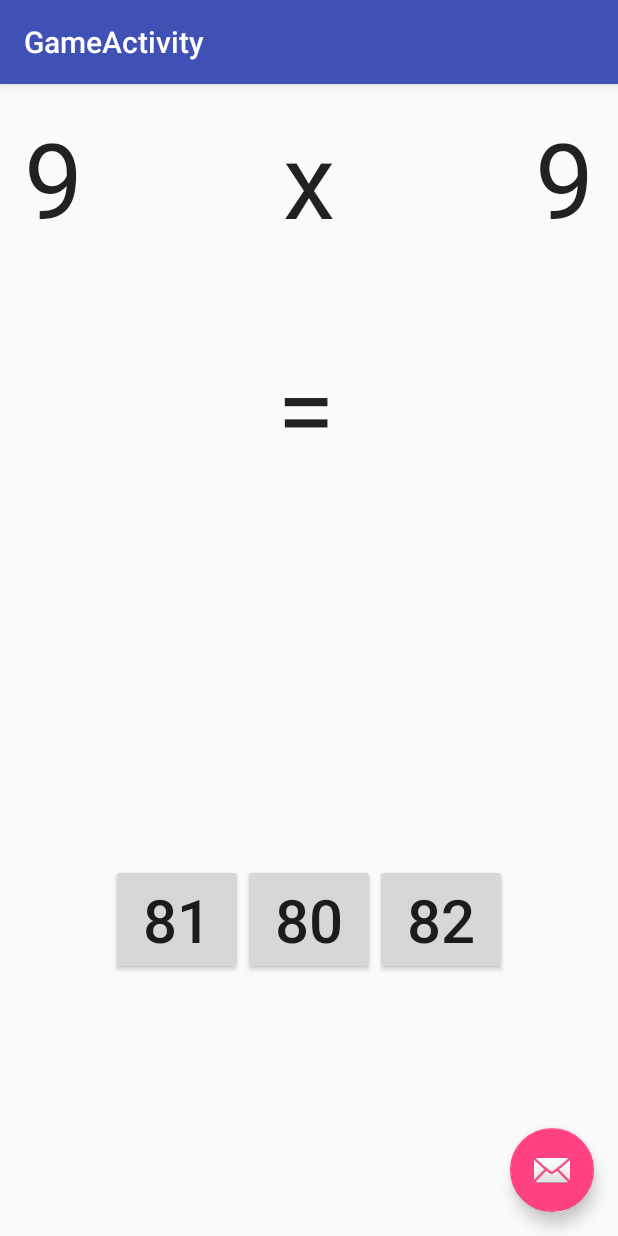
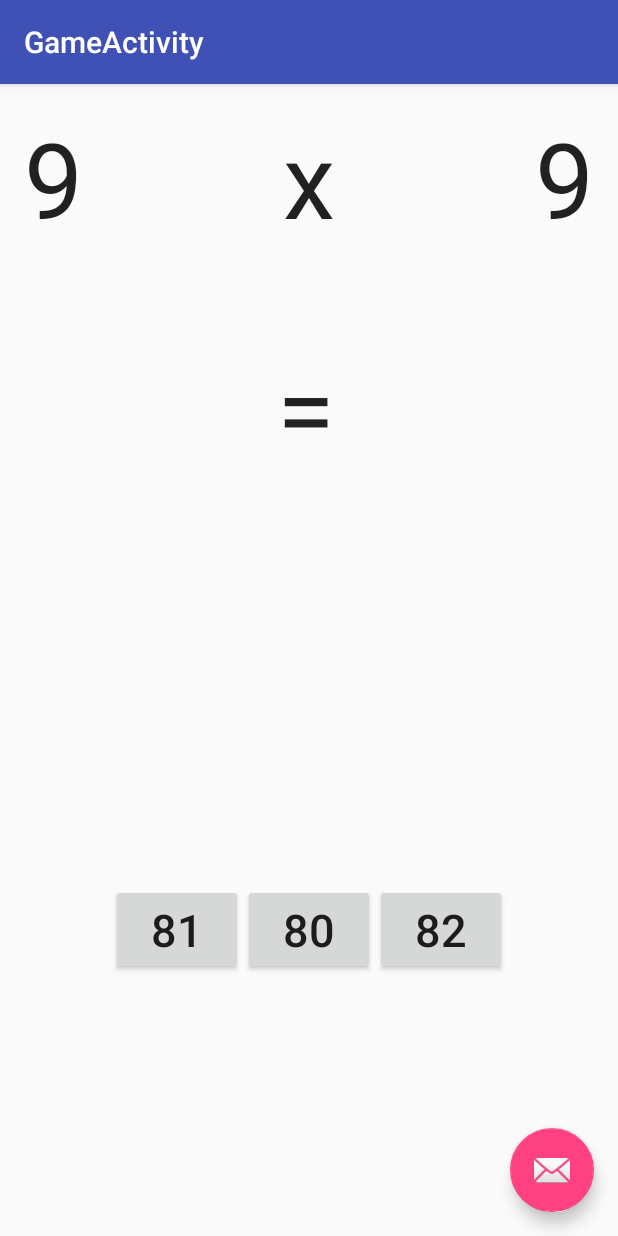
Before and after one commit to CalebKing3/MathGame, an Android app: the GameActivity screen opened directly, with no data from a screen before it, on a phone screen of 412 x 824 dp. Run offline under Robolectric (Android 15) with nearby library versions, the phone set to English and light mode, and no system bars.

```diff
--- a/app/src/main/java/calebking/me/mathgamechapter2/GameActivity.java
+++ b/app/src/main/java/calebking/me/mathgamechapter2/GameActivity.java
@@ -8,8 +8,14 @@ import android.support.v7.widget.Toolbar;
 import android.view.View;
 import android.widget.Button;
 import android.widget.TextView;
+import android.widget.Toast;
 
-public class GameActivity extends AppCompatActivity {
+public class GameActivity extends AppCompatActivity implements View.OnClickListener {
+
+    int correctAnswer;
+    Button buttonObjectChoice1;
+    Button buttonObjectChoice2;
+    Button buttonObjectChoice3;
 
     @Override
     protected void onCreate(Bundle savedInstanceState) {
@@ -18,16 +24,16 @@ public class GameActivity extends AppCompatActivity {
 
         int partA = 9;
         int partB = 9;
-        int correctAnswer = partA * partB;
+        correctAnswer = partA * partB;
         int wrongAnswer1 = correctAnswer - 1;
         int wrongAnswer2 = correctAnswer + 1;
 
-        TextView textObjectPartA = (TextView)findViewById(R.id.textPartA);
-        TextView textObjectPartB = (TextView)findViewById(R.id.textPartB);
+        TextView textObjectPartA = (TextView) findViewById(R.id.textPartA);
+        TextView textObjectPartB = (TextView) findViewById(R.id.textPartB);
 
-        Button buttonObjectChoice1 = (Button)findViewById(R.id.buttonChoice1);
-        Button buttonObjectChoice2 = (Button)findViewById(R.id.buttonChoice2);
-        Button buttonObjectChoice3 = (Button)findViewById(R.id.buttonChoice3);
+        buttonObjectChoice1 = (Button) findViewById(R.id.buttonChoice1);
+        buttonObjectChoice2 = (Button) findViewById(R.id.buttonChoice2);
+        buttonObjectChoice3 = (Button) findViewById(R.id.buttonChoice3);
 
 
         textObjectPartA.setText("" + partA);
@@ -38,11 +44,6 @@ public class GameActivity extends AppCompatActivity {
         buttonObjectChoice1.setText("" + correctAnswer);
         buttonObjectChoice2.setText("" + wrongAnswer1);
         buttonObjectChoice3.setText("" + wrongAnswer2);
-
-
-
-
-
 
 
         Toolbar toolbar = (Toolbar) findViewById(R.id.toolbar);
@@ -56,5 +57,48 @@ public class GameActivity extends AppCompatActivity {
                         .setAction("Action", null).show();
             }
         });
+
+        buttonObjectChoice1.setOnClickListener(this);
+        buttonObjectChoice2.setOnClickListener(this);
+        buttonObjectChoice3.setOnClickListener(this);
+
+    }
+
+    @Override
+    public void onClick(View v) {
+        int answerGiven = 0;
+        switch (v.getId()) {
+
+            case R.id.buttonChoice1:
+                //button 1 stuff goes here
+                answerGiven = Integer.parseInt("" + buttonObjectChoice1.getText());
+                if(answerGiven == correctAnswer) {
+                    Toast.makeText(getApplicationContext(), "Well done!", Toast.LENGTH_LONG).show();
+                }
+                else {
+                    Toast.makeText(getApplicationContext(), "Sorry that's wrong.", Toast.LENGTH_LONG).show();
+                }
+                break;
+
+            case R.id.buttonChoice2:
+                answerGiven = Integer.parseInt("" + buttonObjectChoice2.getText());
+                if(answerGiven == correctAnswer) {
+                    Toast.makeText(getApplicationContext(), "Well done!", Toast.LENGTH_LONG).show();
+                }
+                else {
+                    Toast.makeText(getApplicationContext(), "Sorry that's wrong.", Toast.LENGTH_LONG).show();
+                }
+                break;
+
+            case R.id.buttonChoice3:
+                answerGiven = Integer.parseInt("" + buttonObjectChoice3.getText());
+                if(answerGiven == correctAnswer) {
+                    Toast.makeText(getApplicationContext(), "Well done!", Toast.LENGTH_LONG).show();
+                }
+                else {
+                    Toast.makeText(getApplicationContext(), "Sorry that's wrong.", Toast.LENGTH_LONG).show();
+                }
+                break;
+        }
     }
 }
--- a/app/src/main/res/layout/content_game.xml
+++ b/app/src/main/res/layout/content_game.xml
@@ -61,7 +61,7 @@
         android:layout_height="wrap_content"
         android:text="2"
         android:id="@+id/buttonChoice1"
-        android:textSize="40sp"
+        android:textSize="30sp"
         android:layout_alignParentBottom="true"
         android:layout_toLeftOf="@+id/buttonChoice2"
         android:layout_toStartOf="@+id/buttonChoice2"
@@ -74,7 +74,7 @@
         android:id="@+id/buttonChoice2"
         android:layout_alignBottom="@+id/buttonChoice1"
         android:layout_centerHorizontal="true"
-        android:textSize="40sp" />
+        android:textSize="30sp" />
 
     <Button
         android:layout_width="wrap_content"
@@ -84,5 +84,5 @@
         android:layout_alignBottom="@+id/buttonChoice2"
         android:layout_toRightOf="@+id/buttonChoice2"
         android:layout_toEndOf="@+id/buttonChoice2"
-        android:textSize="40sp" />
+        android:textSize="30sp" />
 </RelativeLayout>
```
